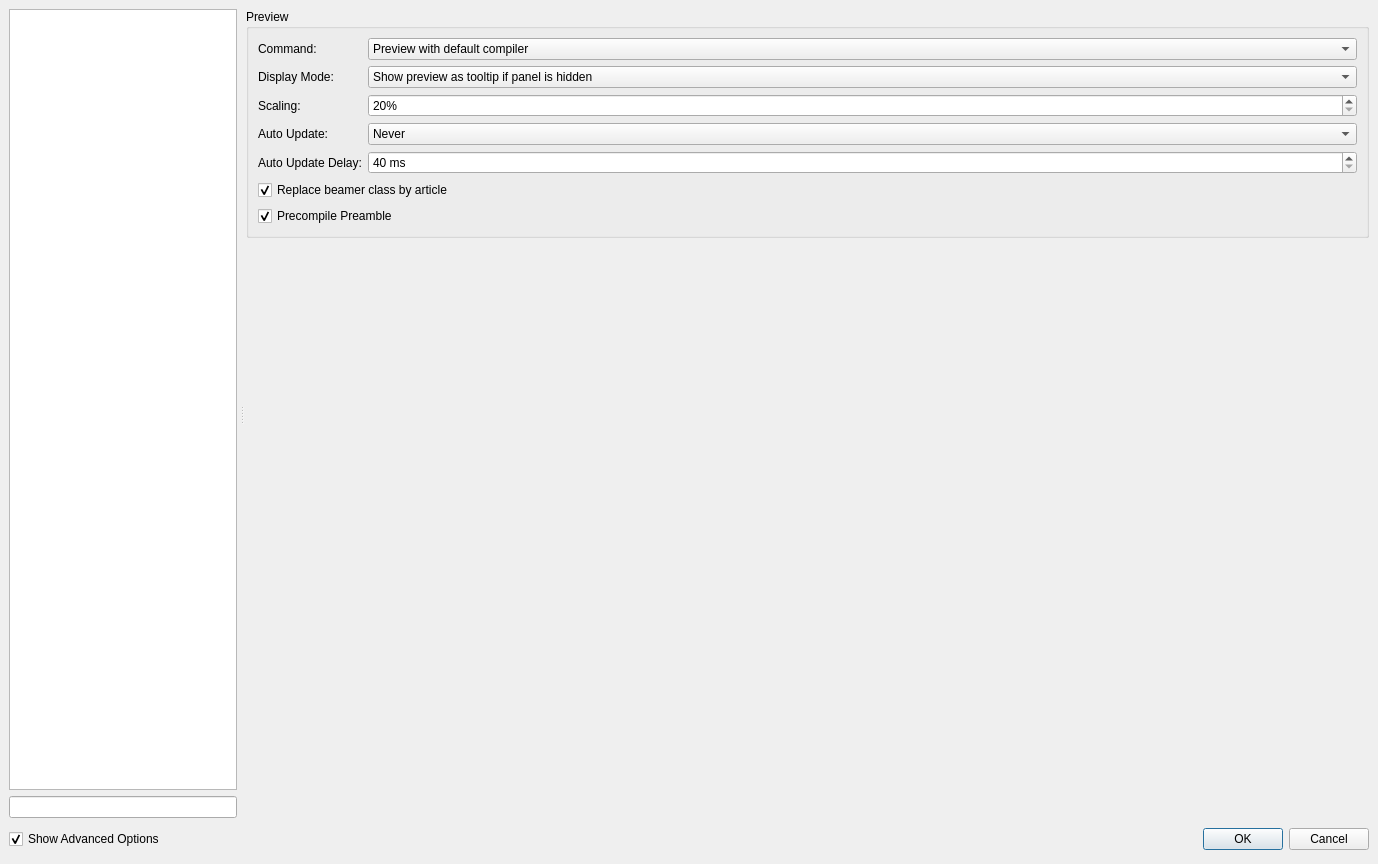
Old version of the form src/configdialog.ui in the repository texstudio-org/texstudio.
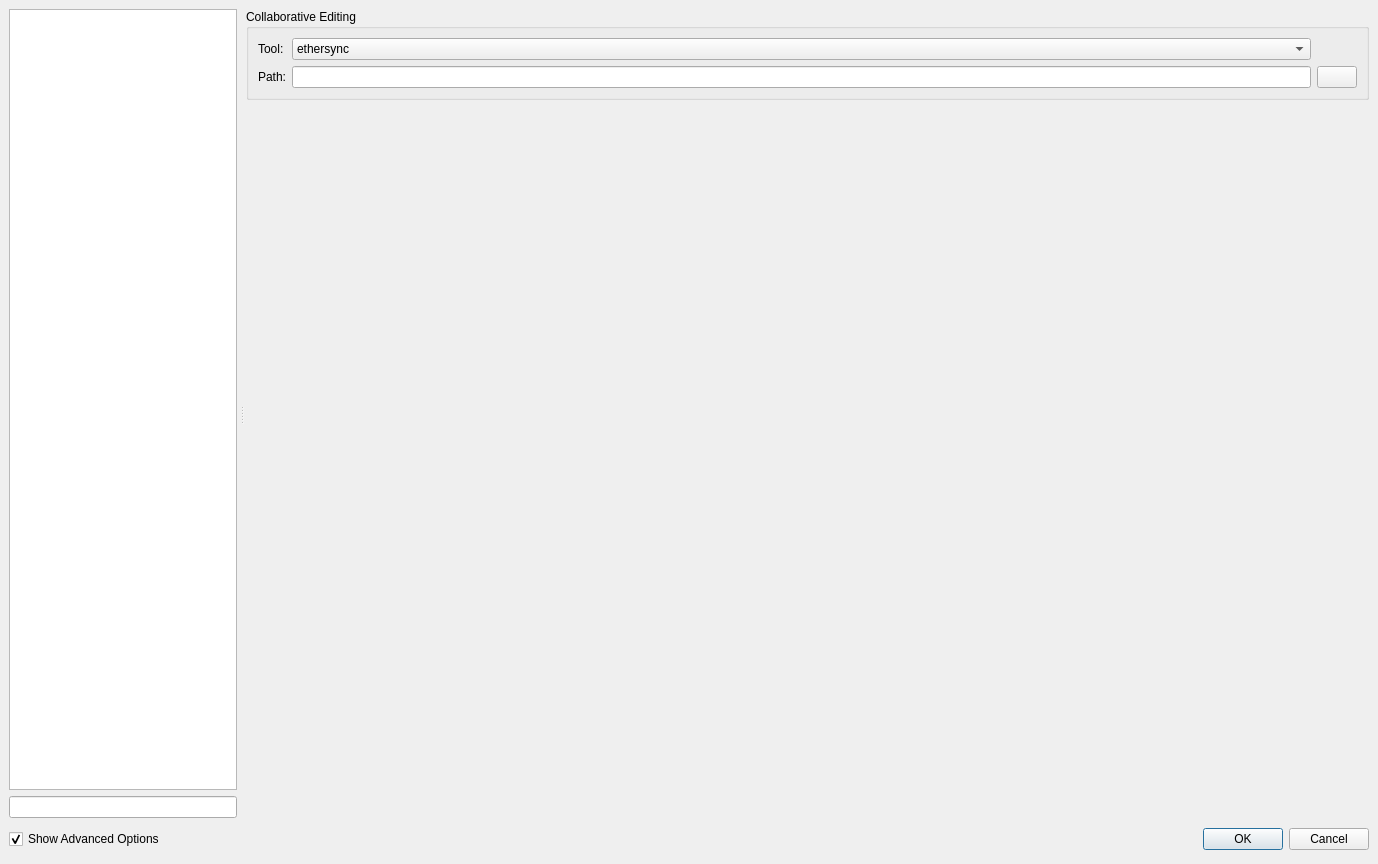
New version of the form. Icons and pictures are not drawn.

Commit message: prepare config page

Patch:
```diff
--- a/src/configdialog.ui
+++ b/src/configdialog.ui
@@ -13,7 +13,7 @@
   <property name="windowTitle">
    <string>Configure TeXstudio</string>
   </property>
-  <layout class="QGridLayout">
+  <layout class="QVBoxLayout" name="verticalLayout_19">
    <property name="leftMargin">
     <number>9</number>
    </property>
@@ -26,13 +26,7 @@
    <property name="bottomMargin">
     <number>9</number>
    </property>
-   <property name="horizontalSpacing">
-    <number>12</number>
-   </property>
-   <property name="verticalSpacing">
-    <number>6</number>
-   </property>
-   <item row="0" column="0">
+   <item>
     <widget class="QSplitter" name="mainSplitter">
      <property name="orientation">
       <enum>Qt::Orientation::Horizontal</enum>
@@ -111,7 +105,7 @@
           </size>
          </property>
          <property name="currentIndex">
-          <number>12</number>
+          <number>16</number>
          </property>
          <widget class="QWidget" name="pageGeneral">
           <layout class="QVBoxLayout">
@@ -4000,7 +3994,7 @@
                 <x>0</x>
                 <y>0</y>
                 <width>1146</width>
-                <height>458</height>
+                <height>453</height>
                </rect>
               </property>
               <layout class="QVBoxLayout" name="verticalLayout_13">
@@ -4993,13 +4987,97 @@
            </item>
           </layout>
          </widget>
+         <widget class="QWidget" name="pageCollaborativeEdit">
+          <layout class="QGridLayout">
+           <property name="leftMargin">
+            <number>0</number>
+           </property>
+           <property name="topMargin">
+            <number>0</number>
+           </property>
+           <property name="rightMargin">
+            <number>0</number>
+           </property>
+           <property name="bottomMargin">
+            <number>0</number>
+           </property>
+           <property name="spacing">
+            <number>6</number>
+           </property>
+           <item row="0" column="0">
+            <widget class="QGroupBox" name="groupBox_4">
+             <property name="title">
+              <string>Collaborative Editing</string>
+             </property>
+             <layout class="QGridLayout">
+              <item row="1" column="2">
+               <widget class="QPushButton" name="pbSelectCollaborativeToolPath">
+                <property name="text">
+                 <string/>
+                </property>
+                <property name="icon">
+                 <iconset theme="QIcon::ThemeIcon::DocumentOpen"/>
+                </property>
+               </widget>
+              </item>
+              <item row="0" column="0">
+               <widget class="QLabel" name="label_86">
+                <property name="text">
+                 <string>Tool:</string>
+                </property>
+               </widget>
+              </item>
+              <item row="1" column="0">
+               <widget class="QLabel" name="labelFamily_2">
+                <property name="text">
+                 <string>Path:</string>
+                </property>
+               </widget>
+              </item>
+              <item row="1" column="1">
+               <widget class="QLineEdit" name="lineEditCollaborativeToolPath">
+                <property name="editable" stdset="0">
+                 <bool>true</bool>
+                </property>
+               </widget>
+              </item>
+              <item row="0" column="1">
+               <widget class="QComboBox" name="comboBoxCollaborativeTool">
+                <property name="editable">
+                 <bool>false</bool>
+                </property>
+                <item>
+                 <property name="text">
+                  <string>ethersync</string>
+                 </property>
+                </item>
+               </widget>
+              </item>
+             </layout>
+            </widget>
+           </item>
+           <item row="1" column="0">
+            <spacer name="verticalSpacer_8">
+             <property name="orientation">
+              <enum>Qt::Orientation::Vertical</enum>
+             </property>
+             <property name="sizeHint" stdset="0">
+              <size>
+               <width>20</width>
+               <height>40</height>
+              </size>
+             </property>
+            </spacer>
+           </item>
+          </layout>
+         </widget>
         </widget>
        </item>
       </layout>
      </widget>
     </widget>
    </item>
-   <item row="1" column="0">
+   <item>
     <layout class="QGridLayout">
      <item row="2" column="0" colspan="2">
       <layout class="QHBoxLayout">
```
Left out of the diff: 26 changed lines with no effect on the pictures. The commit also changes 2 other files.
